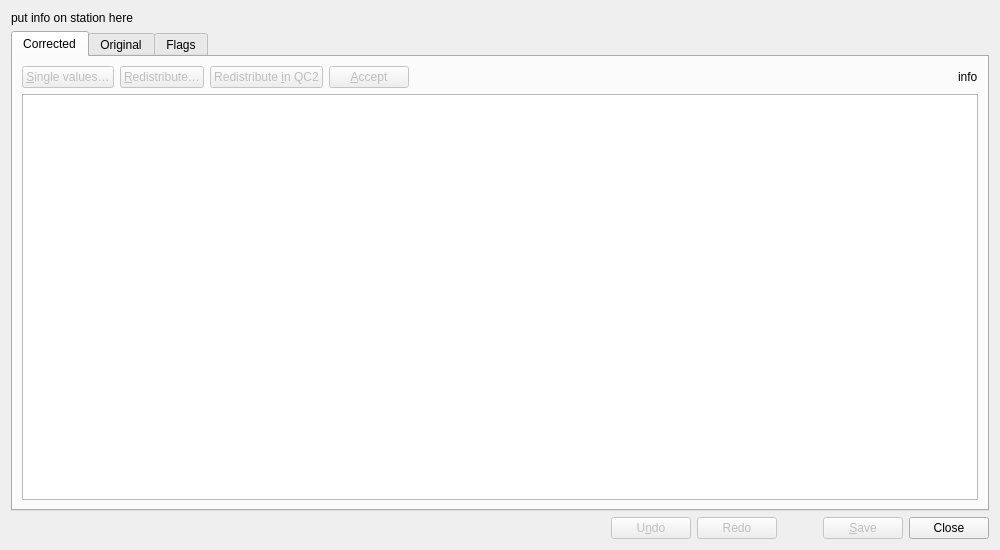
metno/kvhqc, file Weather/weatherdialog.ui: the form before one commit.
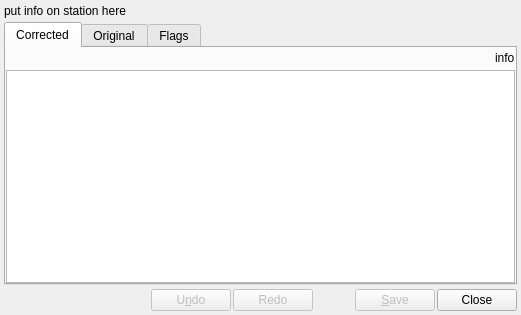
The form after the commit. Custom widgets are drawn as their Qt base class.

Commit message: added AcceptRejectButtons widget for DataList and WatchWeather

Patch:
```diff
--- a/Weather/weatherdialog.ui
+++ b/Weather/weatherdialog.ui
@@ -6,14 +6,20 @@
    <rect>
     <x>0</x>
     <y>0</y>
-    <width>1000</width>
-    <height>550</height>
+    <width>521</width>
+    <height>315</height>
    </rect>
   </property>
   <property name="windowTitle">
    <string>WatchWeather</string>
   </property>
   <layout class="QVBoxLayout" name="verticalLayout">
+   <property name="spacing">
+    <number>4</number>
+   </property>
+   <property name="margin">
+    <number>4</number>
+   </property>
    <item>
     <widget class="QLabel" name="labelStationInfo">
      <property name="text">
@@ -34,59 +40,19 @@
        <string>Corrected</string>
       </attribute>
       <layout class="QVBoxLayout" name="verticalLayout_2">
+       <property name="spacing">
+        <number>2</number>
+       </property>
+       <property name="margin">
+        <number>0</number>
+       </property>
        <item>
         <layout class="QHBoxLayout" name="horizontalLayout_2">
+         <property name="spacing">
+          <number>2</number>
+         </property>
          <item>
-          <widget class="QPushButton" name="buttonEdit">
-           <property name="enabled">
-            <bool>false</bool>
-           </property>
-           <property name="text">
-            <string>&amp;Single values…</string>
-           </property>
-           <property name="autoDefault">
-            <bool>false</bool>
-           </property>
-          </widget>
-         </item>
-         <item>
-          <widget class="QPushButton" name="buttonRedist">
-           <property name="enabled">
-            <bool>false</bool>
-           </property>
-           <property name="text">
-            <string>&amp;Redistribute…</string>
-           </property>
-           <property name="autoDefault">
-            <bool>false</bool>
-           </property>
-          </widget>
-         </item>
-         <item>
-          <widget class="QPushButton" name="buttonRedistQC2">
-           <property name="enabled">
-            <bool>false</bool>
-           </property>
-           <property name="text">
-            <string>Redistribute &amp;in QC2</string>
-           </property>
-           <property name="autoDefault">
-            <bool>false</bool>
-           </property>
-          </widget>
-         </item>
-         <item>
-          <widget class="QPushButton" name="buttonAcceptRow">
-           <property name="enabled">
-            <bool>false</bool>
-           </property>
-           <property name="text">
-            <string>&amp;Accept</string>
-           </property>
-           <property name="autoDefault">
-            <bool>false</bool>
-           </property>
-          </widget>
+          <widget class="AcceptRejectButtons" name="buttonsAcceptReject" native="true"/>
          </item>
          <item>
           <spacer name="spacer3">
@@ -160,6 +126,9 @@
    </item>
    <item>
     <layout class="QHBoxLayout" name="horizontalLayout">
+     <property name="spacing">
+      <number>2</number>
+     </property>
      <item>
       <spacer name="spacer1">
        <property name="orientation">
@@ -245,6 +214,14 @@
    </item>
   </layout>
  </widget>
+ <customwidgets>
+  <customwidget>
+   <class>AcceptRejectButtons</class>
+   <extends>QWidget</extends>
+   <header>AcceptRejectButtons.hh</header>
+   <container>1</container>
+  </customwidget>
+ </customwidgets>
  <tabstops>
   <tabstop>tableCorrected</tabstop>
   <tabstop>buttonSave</tabstop>
```
Left out of the diff: 91 changed lines with no effect on the pictures. The commit also changes 8 other files.
